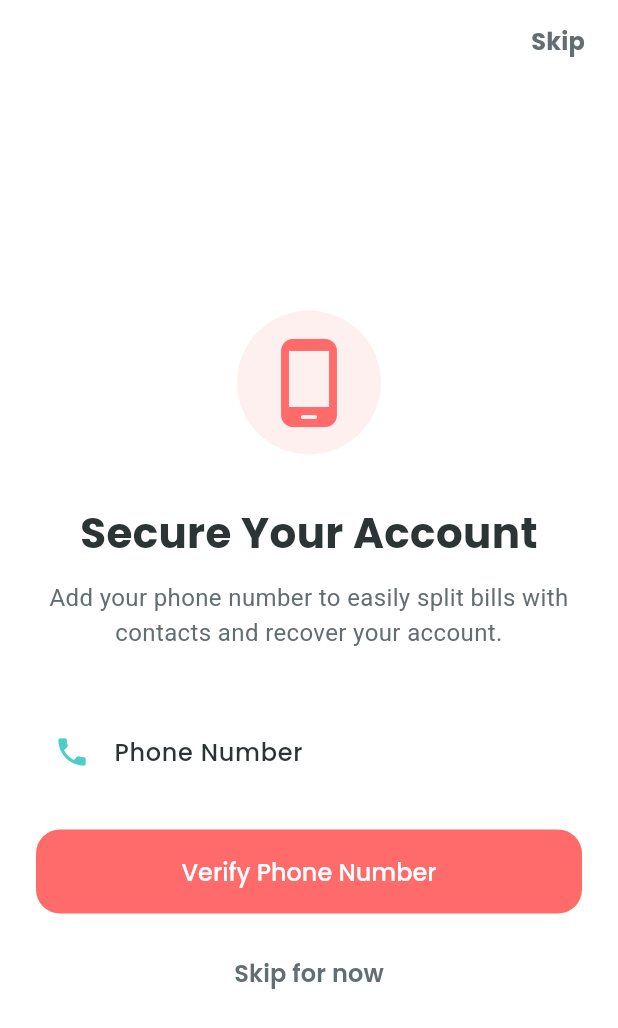
After one commit to deep4nsh/SliceIt, a Flutter app: the PhoneVerificationScreen screen opened directly, on a phone screen of 412 x 824 dp. The commit adds this screen. Shown: the top 1028 px of the screen. Run offline on Flutter 3.47's test engine with Material 3 defaults, Android fonts, the phone set to English and light mode, and no system bars; our stand-ins replace app_links, cloud_firestore, cloud_functions, firebase_auth, firebase_core, firebase_database and 7 more; missing offline and left inert: google_ml_kit; accounts and stored records are empty.

Commit message:
feat: implement phone verification flow and add models for groups, expenses, and split bills.

```diff
--- /dev/null
+++ b/lib/models/group_model.dart
@@ -0,0 +1,44 @@
+class Group {
+  final String id;
+  final String name;
+  final String createdBy;
+  final List<String> members;
+
+  Group({
+    required this.id,
+    required this.name,
+    required this.createdBy,
+    required this.members,
+  });
+
+  factory Group.fromMap(Map<String, dynamic> map, String documentId) {
+    return Group(
+      id: documentId,
+      name: map['name'] as String? ?? 'Unnamed Group',
+      createdBy: map['createdBy'] as String? ?? '',
+      members: (map['members'] as List?)?.cast<String>() ?? [],
+    );
+  }
+
+  Map<String, dynamic> toMap() {
+    return {
+      'name': name,
+      'createdBy': createdBy,
+      'members': members,
+    };
+  }
+
+  Group copyWith({
+    String? id,
+    String? name,
+    String? createdBy,
+    List<String>? members,
+  }) {
+    return Group(
+      id: id ?? this.id,
+      name: name ?? this.name,
+      createdBy: createdBy ?? this.createdBy,
+      members: members ?? this.members,
+    );
+  }
+}
--- a/lib/screens/analytics_screen.dart
+++ b/lib/screens/analytics_screen.dart
@@ -143,7 +143,8 @@ class _AnalyticsScreenState extends State<AnalyticsScreen> with SingleTickerProv
         final data = doc.data();
         final category = data['category'] as String? ?? 'Uncategorized';
         final amount = (data['amount'] as num).toDouble();
-        final date = (data['date'] as Timestamp).toDate();
+        final timestamp = data['date'] as Timestamp?;
+        final date = timestamp?.toDate() ?? DateTime.now();
 
         // Category aggregation
         categoryData.update(category, (value) => value + amount, ifAbsent: () => amount);
--- /dev/null
+++ b/lib/screens/phone_verification_screen.dart
@@ -0,0 +1,231 @@
+import 'package:flutter/material.dart';
+import 'package:firebase_auth/firebase_auth.dart';
+import 'package:cloud_firestore/cloud_firestore.dart';
+import 'package:firebase_database/firebase_database.dart';
+import '../utils/colors.dart';
+import '../utils/text_styles.dart';
+import '../widgets/custom_button.dart';
+import 'otp_verification_screen.dart';
+import 'home_screen.dart';
+
+class PhoneVerificationScreen extends StatefulWidget {
+  const PhoneVerificationScreen({super.key});
+
+  @override
+  State<PhoneVerificationScreen> createState() => _PhoneVerificationScreenState();
+}
+
+class _PhoneVerificationScreenState extends State<PhoneVerificationScreen> {
+  final TextEditingController _phoneController = TextEditingController();
+  final FirebaseAuth _auth = FirebaseAuth.instance;
+  final FirebaseFirestore _firestore = FirebaseFirestore.instance;
+  final FirebaseDatabase _rtdb = FirebaseDatabase.instance;
+  bool _isLoading = false;
+
+  Future<void> _savePhoneAndNavigate(String phoneNumber) async {
+    final user = _auth.currentUser;
+    if (user == null) return;
+
+    try {
+      await _firestore.collection('users').doc(user.uid).set({
+        'phoneNumber': phoneNumber,
+        'phoneVerified': true,
+        'updatedAt': FieldValue.serverTimestamp(),
+      }, SetOptions(merge: true));
+
+      await _rtdb.ref().child('users').child(user.uid).update({
+        'phoneNumber': phoneNumber,
+        'phoneVerified': true,
+        'updatedAt': DateTime.now().toIso8601String(),
+      });
+    } catch (e) {
+      debugPrint("Failed to sync phone info: $e");
+    }
+
+    if (!mounted) return;
+    Navigator.pushReplacement(
+      context,
+      MaterialPageRoute(builder: (_) => const HomeScreen()),
+    );
+  }
+
+  Future<void> _verifyPhoneNumber() async {
+    final phone = _phoneController.text.trim();
+    if (phone.isEmpty) {
+      ScaffoldMessenger.of(context).showSnackBar(
+        const SnackBar(content: Text("Please enter a valid phone number")),
+      );
+      return;
+    }
+
+    setState(() => _isLoading = true);
+
+    try {
+      await _auth.verifyPhoneNumber(
+        phoneNumber: phone,
+        verificationCompleted: (PhoneAuthCredential credential) async {
+          try {
+            final user = _auth.currentUser;
+            if (user != null) {
+              await user.linkWithCredential(credential);
+              await _savePhoneAndNavigate(phone);
+            }
+          } catch (e) {
+            debugPrint("Automatic verification linking failed: $e");
+            if (mounted) {
+              setState(() => _isLoading = false);
+              ScaffoldMessenger.of(context).showSnackBar(
+                SnackBar(content: Text("Verification failed: ${e.toString()}")),
+              );
+            }
+          }
+        },
+        verificationFailed: (FirebaseAuthException e) {
+          debugPrint("Phone verification failed: ${e.message}");
+          if (mounted) {
+            setState(() => _isLoading = false);
+            ScaffoldMessenger.of(context).showSnackBar(
+              SnackBar(content: Text(e.message ?? "Phone verification failed. Please try again.")),
+            );
+          }
+        },
+        codeSent: (String verificationId, int? resendToken) {
+          debugPrint("OTP Code sent successfully");
+          if (mounted) {
+            setState(() => _isLoading = false);
+            Navigator.push(
+              context,
+              MaterialPageRoute(
+                builder: (_) => OtpVerificationScreen(
+                  verificationId: verificationId,
+                  phoneNumber: phone,
+                ),
+              ),
+            );
+          }
+        },
+        codeAutoRetrievalTimeout: (String verificationId) {
+          debugPrint("Auto retrieval timeout for verificationId: $verificationId");
+        },
+      );
+    } catch (e) {
+      debugPrint("Error initiating phone auth: $e");
+      if (mounted) {
+        setState(() => _isLoading = false);
+        ScaffoldMessenger.of(context).showSnackBar(
+          SnackBar(content: Text("An error occurred: ${e.toString()}")),
+        );
+      }
+    }
+  }
+
+  @override
+  Widget build(BuildContext context) {
+    return Scaffold(
+      backgroundColor: AppColors.surfaceWhite,
+      appBar: AppBar(
+        backgroundColor: Colors.transparent,
+        elevation: 0,
+        actions: [
+          TextButton(
+            onPressed: () {
+              Navigator.pushReplacement(
+                context,
+                MaterialPageRoute(builder: (_) => const HomeScreen()),
+              );
+            },
+            child: const Text(
+              "Skip",
+              style: TextStyle(
+                color: AppColors.textSecondary,
+                fontWeight: FontWeight.bold,
+                fontSize: 16,
+              ),
+            ),
+          ),
+          const SizedBox(width: 8),
+        ],
+      ),
+      body: SafeArea(
+        child: Center(
+          child: SingleChildScrollView(
+            padding: const EdgeInsets.symmetric(horizontal: 24.0),
+            child: Column(
+              mainAxisAlignment: MainAxisAlignment.center,
+              crossAxisAlignment: CrossAxisAlignment.stretch,
+              children: [
+                Container(
+                  padding: const EdgeInsets.all(16),
+                  decoration: BoxDecoration(
+                    color: AppColors.primaryOrange.withValues(alpha: 0.1),
+                    shape: BoxShape.circle,
+                  ),
+                  child: const Icon(
+                    Icons.phone_android_rounded,
+                    size: 64,
+                    color: AppColors.primaryOrange,
+                  ),
+                ),
+                const SizedBox(height: 32),
+                Text(
+                  "Secure Your Account",
+                  style: AppTextStyles.heading1,
+                  textAlign: TextAlign.center,
+                ),
+                const SizedBox(height: 12),
+                Text(
+                  "Add your phone number to easily split bills with contacts and recover your account.",
+                  style: AppTextStyles.body.copyWith(color: AppColors.textSecondary),
+                  textAlign: TextAlign.center,
+                ),
+                const SizedBox(height: 40),
+                TextField(
+                  controller: _phoneController,
+                  keyboardType: TextInputType.phone,
+                  style: AppTextStyles.body,
+                  decoration: InputDecoration(
+                    labelText: "Phone Number",
+                    hintText: "+1 234 567 8900",
+                    border: OutlineInputBorder(
+                      borderRadius: BorderRadius.circular(16),
+                      borderSide: const BorderSide(color: AppColors.secondaryTeal),
+                    ),
+                    focusedBorder: OutlineInputBorder(
+                      borderRadius: BorderRadius.circular(16),
+                      borderSide: const BorderSide(color: AppColors.primaryOrange, width: 2),
+                    ),
+                    prefixIcon: const Icon(Icons.phone, color: AppColors.secondaryTeal),
+                  ),
+                ),
+                const SizedBox(height: 24),
+                CustomButton(
+                  text: "Verify Phone Number",
+                  onPressed: _verifyPhoneNumber,
+                  isLoading: _isLoading,
+                  backgroundColor: AppColors.primaryOrange,
+                ),
+                const SizedBox(height: 16),
+                TextButton(
+                  onPressed: () {
+                    Navigator.pushReplacement(
+                      context,
+                      MaterialPageRoute(builder: (_) => const HomeScreen()),
+                    );
+                  },
+                  child: const Text(
+                    "Skip for now",
+                    style: TextStyle(
+                      color: AppColors.textSecondary,
+                      fontWeight: FontWeight.w600,
+                      fontSize: 16,
+                    ),
+                  ),
+                ),
+              ],
+            ),
+          ),
+        ),
+      ),
+    );
+  }
+}
--- a/lib/widgets/custom_button.dart
+++ b/lib/widgets/custom_button.dart
@@ -0,0 +1,77 @@
+import 'package:flutter/material.dart';
+import '../utils/colors.dart';
+import '../utils/text_styles.dart';
+
+class CustomButton extends StatelessWidget {
+  final String text;
+  final VoidCallback? onPressed;
+  final bool isLoading;
+  final IconData? icon;
+  final Color? backgroundColor;
+  final Color? textColor;
+  final double? width;
+  final double height;
+  final double borderRadius;
+
+  const CustomButton({
+    super.key,
+    required this.text,
+    required this.onPressed,
+    this.isLoading = false,
+    this.icon,
+    this.backgroundColor,
+    this.textColor,
+    this.width,
+    this.height = 56.0,
+    this.borderRadius = 16.0,
+  });
+
+  @override
+  Widget build(BuildContext context) {
+    final bgColor = backgroundColor ?? AppColors.primaryOrange;
+    final txtColor = textColor ?? AppColors.surfaceWhite;
+
+    return SizedBox(
+      width: width ?? double.infinity,
+      height: height,
+      child: ElevatedButton(
+        onPressed: isLoading ? null : onPressed,
+        style: ElevatedButton.styleFrom(
+          backgroundColor: bgColor,
+          foregroundColor: txtColor,
+          elevation: 0,
+          shape: RoundedRectangleBorder(
+            borderRadius: BorderRadius.circular(borderRadius),
+          ),
+          padding: const EdgeInsets.symmetric(horizontal: 24),
+        ),
+        child: isLoading
+            ? SizedBox(
+                width: 24,
+                height: 24,
+                child: CircularProgressIndicator(
+                  strokeWidth: 2.5,
+                  valueColor: AlwaysStoppedAnimation<Color>(txtColor),
+                ),
+              )
+            : Row(
+                mainAxisAlignment: MainAxisAlignment.center,
+                mainAxisSize: MainAxisSize.min,
+                children: [
+                  if (icon != null) ...[
+                    Icon(icon, color: txtColor, size: 20),
+                    const SizedBox(width: 12),
+                  ],
+                  Flexible(
+                    child: Text(
+                      text,
+                      style: AppTextStyles.button.copyWith(color: txtColor),
+                      overflow: TextOverflow.ellipsis,
+                    ),
+                  ),
+                ],
+              ),
+      ),
+    );
+  }
+}
```
Also changed, not shown: lib/models/expense_model.dart (added, +59 -0 lines), lib/models/split_bill_model.dart (added, +101 -0 lines), lib/screens/otp_verification_screen.dart (added, +171 -0 lines), lib/screens/signup_screen.dart (+10 -9 lines), lib/screens/split_bills_screen.dart (+26 -7 lines).
